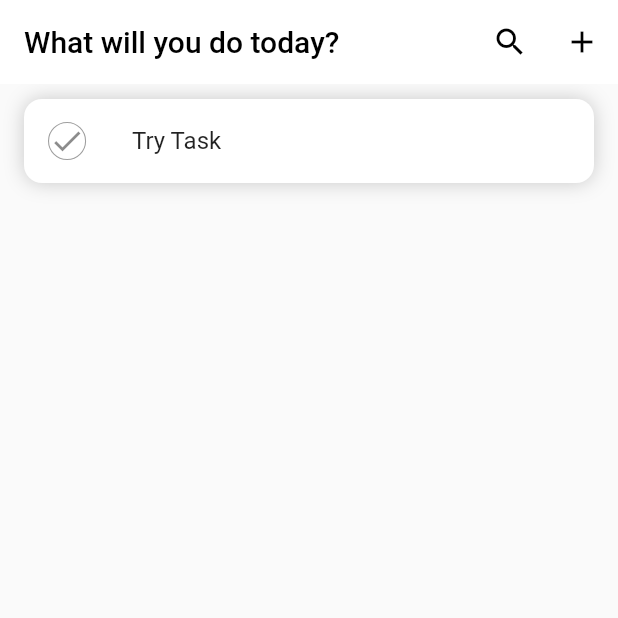
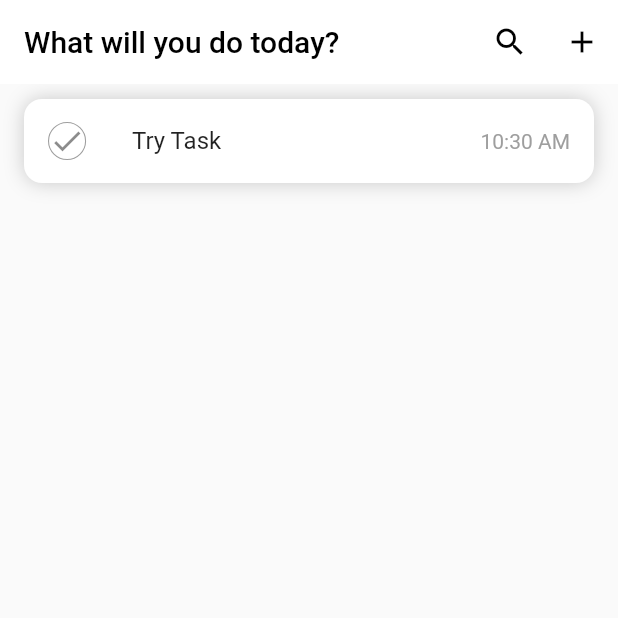
Before and after one commit to Gokdenizsari/flutter_to-do-list_app, a Flutter app: the screen it shows after launch, on a phone screen of 412 x 824 dp, the top half of it. Run offline on Flutter 3.47's test engine with Material 2 defaults, Android fonts, the phone set to English and light mode, and no system bars; our stand-ins replace flutter_datetime_picker; missing offline and left inert: dart:js.

Commit message:
Update task_list_item.dart

```diff
--- a/lib/widgets/task_list_item.dart
+++ b/lib/widgets/task_list_item.dart
@@ -1,5 +1,6 @@
 import 'package:flutter/material.dart';
 import 'package:flutter_to_do_list_app/models/task_model.dart';
+import 'package:intl/intl.dart';
 
 class TaskItem extends StatefulWidget {
   Task task;
@@ -11,6 +12,13 @@ class TaskItem extends StatefulWidget {
 }
 
 class _TaskItemState extends State<TaskItem> {
+  TextEditingController _taskNameController = TextEditingController();
+  @override
+  void initState() {
+    super.initState();
+    _taskNameController.text = widget.task.name;
+  }
+
   @override
   Widget build(BuildContext context) {
     return Container(
@@ -26,9 +34,7 @@ class _TaskItemState extends State<TaskItem> {
         leading: GestureDetector(
           onTap: () {
             widget.task.isCompleted = !widget.task.isCompleted;
-              setState(() {
-
-              });
+            setState(() {});
           },
           child: Container(
             child: Icon(Icons.check),
@@ -38,9 +44,31 @@ class _TaskItemState extends State<TaskItem> {
                 shape: BoxShape.circle),
           ),
         ),
-          title: Text(
+        title: widget.task.isCompleted
+            ? Text(
                 widget.task.name,
+                style: TextStyle(
+                    decoration: TextDecoration.lineThrough, color: Colors.grey),
+              )
+            : TextField(
+                minLines: 1,
+                maxLines: null,
+                textInputAction: TextInputAction.done,
+                controller: _taskNameController,
+                decoration: InputDecoration(
+                  border: InputBorder.none,
                 ),
-        ));
+                onSubmitted: (newValue) {
+                  if (newValue.length > 2) {
+                    widget.task.name = newValue;
+                  }
+                },
+              ),
+        trailing: Text(
+          DateFormat("hh:mm a").format(widget.task.createdAt),
+          style: TextStyle(fontSize: 14, color: Colors.grey),
+        ),
+      ),
+    );
   }
 }
```
Lines whose indentation alone changed are shown as unchanged.
